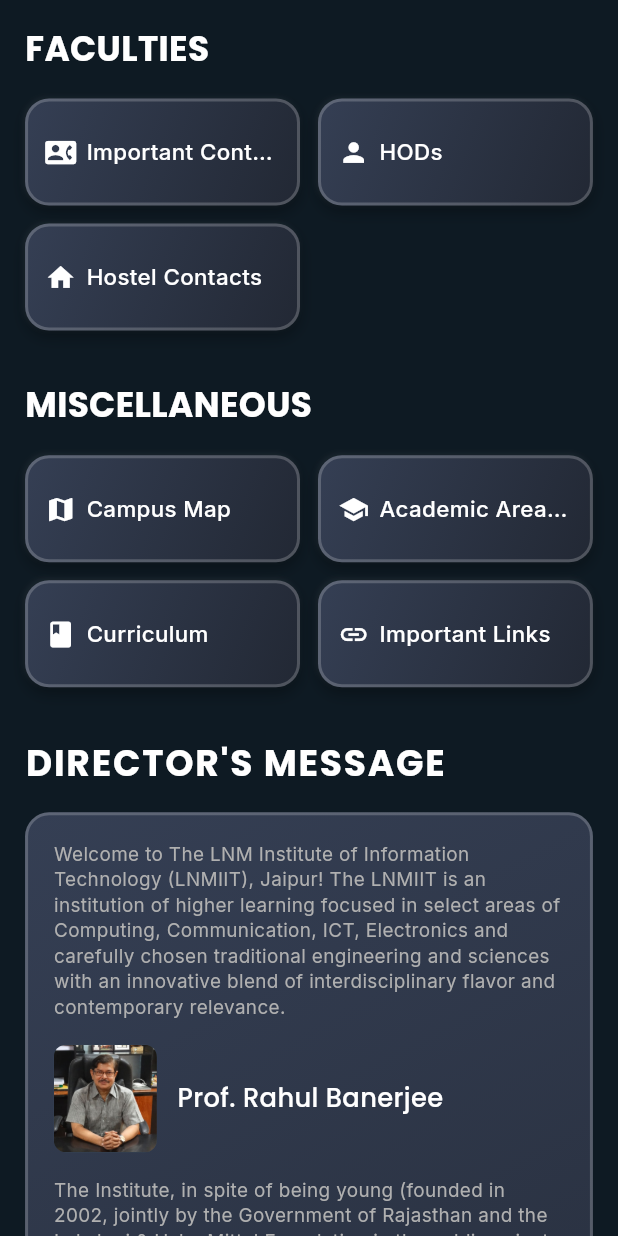
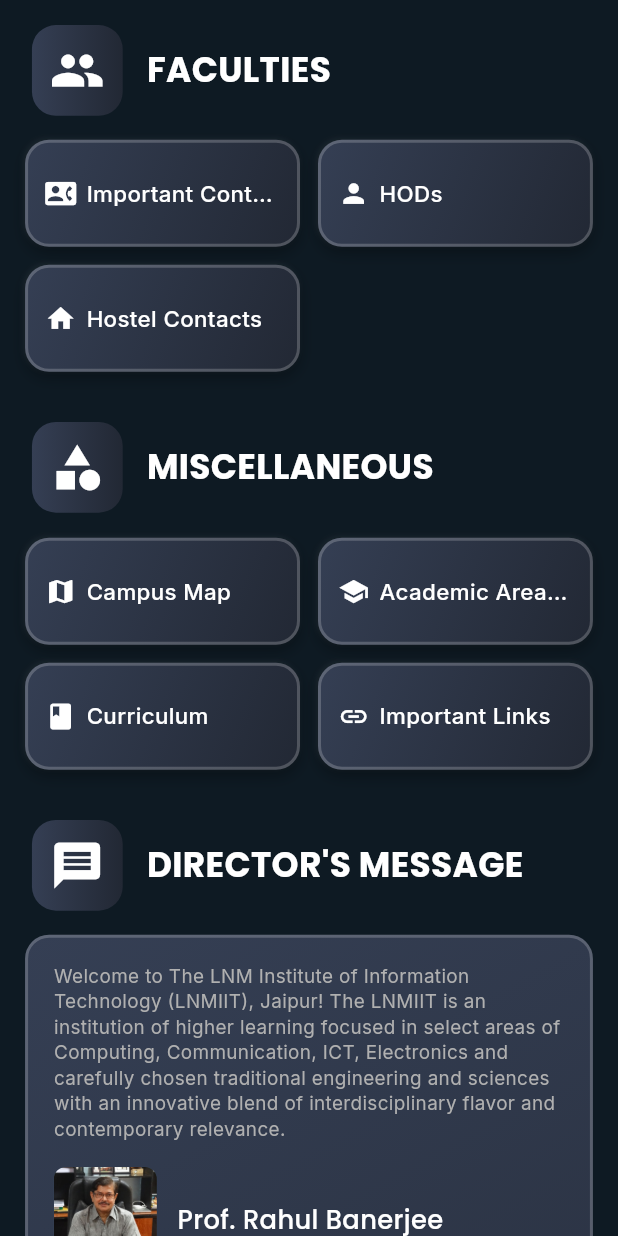
Before and after one commit to ZenithRizz/ccell, a Flutter app: the LNMPage screen opened directly, on a phone screen of 412 x 824 dp. Run offline on Flutter 3.47's test engine with Material 3 defaults, Android fonts, the phone set to English and light mode, and no system bars; our stand-ins replace dio, firebase_auth, firebase_core, firebase_messaging, flutter_local_notifications, flutter_screenutil and 6 more; missing offline and left inert: pwa_install, syncfusion_flutter_pdfviewer; accounts and stored records are empty.

Commit message:
minor changes

```diff
--- a/lib/gymkhana.dart
+++ b/lib/gymkhana.dart
@@ -40,7 +40,7 @@
                       ),
                     ),
                   ),
-                  const SizedBox(width: 16),
+                   SizedBox(width: 14.w),
                   Expanded(
                     child: Text(
                       'STUDENT GYMKHANA',
@@ -94,7 +94,7 @@
                       ),
                     ),
                   ),
-                  SizedBox(width: 16.w),
+                  SizedBox(width: 14.w),
                   Expanded(
                     child: Text(
                       'PRESIDENTIAL COUNCIL',
@@ -102,7 +102,7 @@
                         color: Colors.white,
                         fontSize: 20.sp,
                         fontWeight: FontWeight.w800,
-                        height: 1.1,
+                        height: 0.9.h,
                       ),
                     ),
                   ),
--- a/lib/lnm_page.dart
+++ b/lib/lnm_page.dart
@@ -21,13 +21,37 @@
           child: Column(
             crossAxisAlignment: CrossAxisAlignment.start,
             children: [
-              Text(
+              Row(
+                children: [
+                  Padding(
+                    padding: EdgeInsets.only(left: 4.w),
+                    child: Container(
+                      padding: EdgeInsets.all(10.h),
+                      decoration: BoxDecoration(
+                        gradient: LinearGradient(
+                          colors: [Color(0xFF353F54), Color(0xFF222834)],
+                        ),
+                        borderRadius: BorderRadius.circular(16),
+                      ),
+                      child: Icon(
+                        Icons.group,
+                        color: Colors.white,
+                        size: 32.r,
+                      ),
+                    ),
+                  ),
+                   SizedBox(width: 14.w),
+                  Expanded(
+                    child: Text(
                       'FACULTIES',
                       style: GoogleFonts.poppins(
                         color: Colors.white,
                         fontSize: 20.sp,
                         fontWeight: FontWeight.bold,
                       ),
+                    ),
+                  ),
+                ],
               ),
               SizedBox(height: 16),
               _buildCardGrid([
@@ -53,13 +77,37 @@
                 }),
               ]),
               SizedBox(height: 28.h),
-              Text(
+              Row(
+                children: [
+                  Padding(
+                    padding: EdgeInsets.only(left: 4.w),
+                    child: Container(
+                      padding: EdgeInsets.all(10.h),
+                      decoration: BoxDecoration(
+                        gradient: LinearGradient(
+                          colors: [Color(0xFF353F54), Color(0xFF222834)],
+                        ),
+                        borderRadius: BorderRadius.circular(16),
+                      ),
+                      child: Icon(
+                        Icons.category,
+                        color: Colors.white,
+                        size: 32.r,
+                      ),
+                    ),
+                  ),
+                   SizedBox(width: 14.w),
+                  Expanded(
+                    child: Text(
                       'MISCELLANEOUS',
                       style: GoogleFonts.poppins(
                         color: Colors.white,
                         fontSize: 20.sp,
                         fontWeight: FontWeight.bold,
                       ),
+                    ),
+                  ),
+                ],
               ),
               SizedBox(height: 14.h),
               _buildCardGrid([
@@ -103,14 +151,37 @@
                 }),
               ]),
               SizedBox(height: 28.h),
-              Text(
-                'DIRECTOR\'S MESSAGE',
+              Row(
+                children: [
+                  Padding(
+                    padding: EdgeInsets.only(left: 4.w),
+                    child: Container(
+                      padding: EdgeInsets.all(10.h),
+                      decoration: BoxDecoration(
+                        gradient: LinearGradient(
+                          colors: [Color(0xFF353F54), Color(0xFF222834)],
+                        ),
+                        borderRadius: BorderRadius.circular(16),
+                      ),
+                      child: Icon(
+                        Icons.message,
+                        color: Colors.white,
+                        size: 32.r,
+                      ),
+                    ),
+                  ),
+                   SizedBox(width: 14.w),
+                  Expanded(
+                    child: Text(
+                      "DIRECTOR'S MESSAGE",
                       style: GoogleFonts.poppins(
                         color: Colors.white,
-                  fontSize: 24,
+                        fontSize: 20.sp,
                         fontWeight: FontWeight.bold,
-                  letterSpacing: 1.2,
                       ),
+                    ),
+                  ),
+                ],
               ),
               const SizedBox(height: 16),
               _buildDirectorMessage(),
```
Lines whose indentation alone changed are shown as unchanged.
